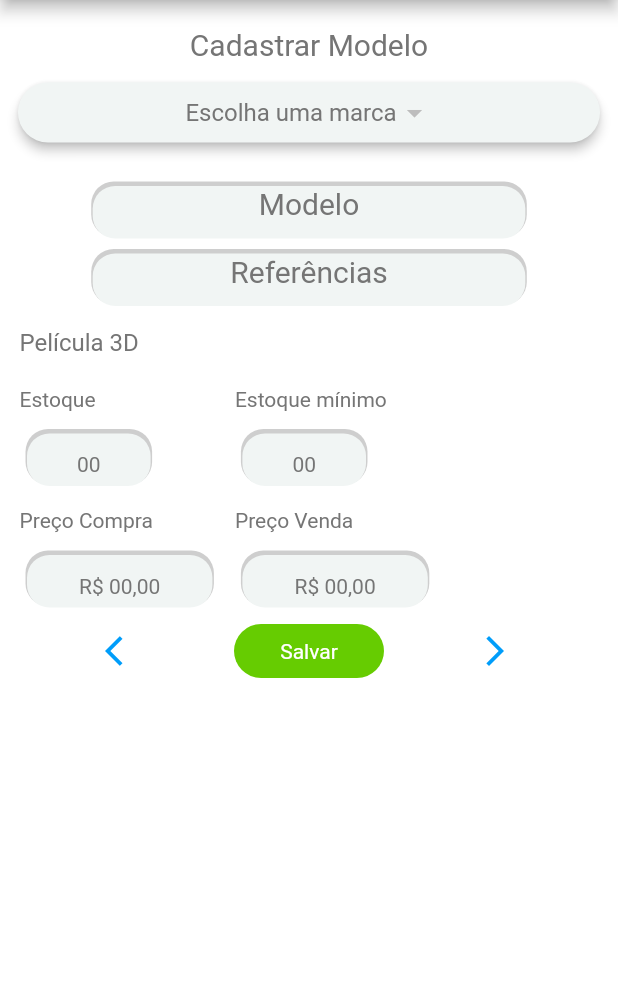
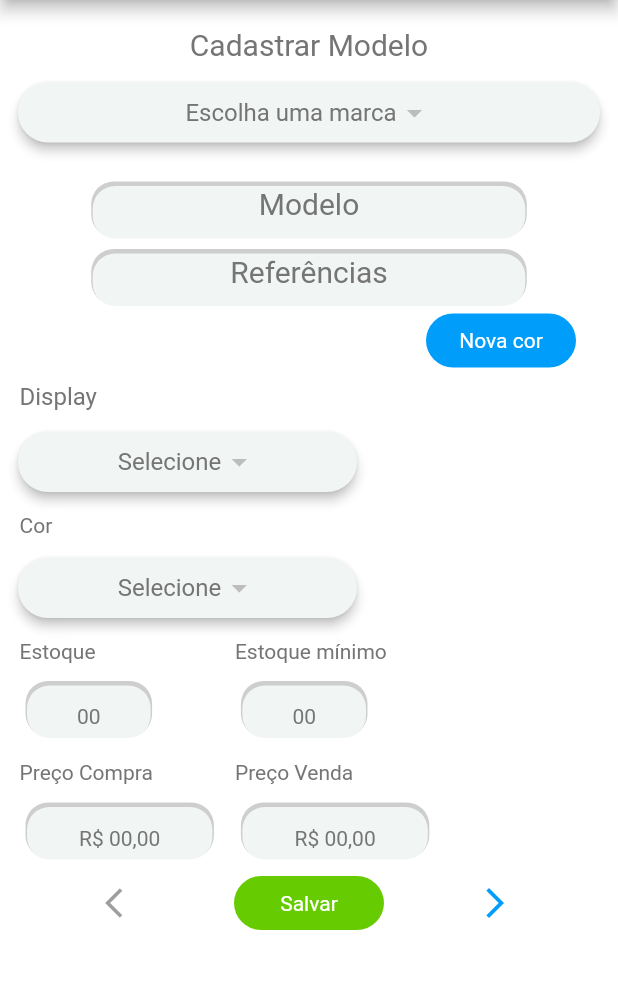
Before and after one commit to resilvajr1610/Celular.com, a Flutter app: the PartsResgister screen opened by its route, after a tap on the "arrow forward ios" icon, on a phone screen of 412 x 824 dp, the part 84-1073 px from its top. Run offline on Flutter 3.47's test engine with Material 2 defaults, Android fonts, the phone set to English and light mode, and no system bars; our stand-ins replace brasil_fields, cloud_firestore, firebase_auth, firebase_core, firebase_storage, image_picker; missing offline and left inert: flutter_full_pdf_viewer, share_extend; accounts and stored records are empty.

Commit message:
A pedido do cliente foi alterada a tela de cadastro de peças, agora está salvando o PCB separado do display, e colocado o botão de foto em todas as telas que precisam de cores adicionais.

```diff
--- a/lib/Screens/Categories/Mobiles/PartsRegister.dart
+++ b/lib/Screens/Categories/Mobiles/PartsRegister.dart
@@ -571,8 +571,24 @@ class _PartsResgisterState extends State<PartsResgister> {
                       TextTitle(text: 'Sim', fonts: 14),
                     ],
                   ),
-                  Row(
+                  ControlRegisterParts(
+                      onPressedBack: _back,
+                      onPressedForward: _forward,
+                      onTapRegister: ()=>_switchPCB?_registerDatabase('PCB','PCB',""):null
+                  ),
+                ],
+              ):Container(),
+              _cont==2?Column(
                 children: [
+                  Container(
+                    padding: EdgeInsets.symmetric(horizontal: 20),
+                    alignment: Alignment.centerRight,
+                    child: ButtonsRegister(
+                      text: "Nova cor",
+                      color: PaletteColor.blueButton,
+                      onTap: ()=>_showDialogRegister(),
+                    ),
+                  ),
                   GroupStock(
                       title: 'Display',
                       subtitle: 'Cor',
@@ -610,26 +626,16 @@ class _PartsResgisterState extends State<PartsResgister> {
                       titlePrice: 'Preço Venda',
                       showCamera: true
                   ),
-                      ButtonsRegister(
-                        text: "Nova cor",
-                        color: PaletteColor.blueButton,
-                        onTap: ()=>_showDialogRegister(),
-                      ),
-                    ],
-                  ),
                   ControlRegisterParts(
                       onPressedBack: null,
                       onPressedForward: _forward,
                       onTapRegister: (){
-                        if(_switchPCB){
-                          _registerDatabase('PCB','PCB',"");
-                        }
                         _registerDatabase('Display-$_selectedLow','Display',_selectedLow);
                       }
                   ),
                 ],
               ):Container(),
-              _cont==2?Column(
+              _cont==3?Column(
                 children: [
                   GroupStock(
                       title: 'Película 3D',
@@ -657,7 +663,7 @@ class _PartsResgisterState extends State<PartsResgister> {
                   ),
                 ],
               ):Container(),
-              _cont==3?Column(
+              _cont==4?Column(
                 children: [
                   GroupStock(
                       title: 'Película 3D Privativa',
@@ -685,7 +691,7 @@ class _PartsResgisterState extends State<PartsResgister> {
                   ),
                 ],
               ):Container(),
-              _cont==4?Column(
+              _cont==5?Column(
                 children: [
                   GroupStock(
                       title: 'Película de Vidro',
@@ -713,7 +719,7 @@ class _PartsResgisterState extends State<PartsResgister> {
                   ),
                 ],
               ):Container(),
-              _cont==5?Column(
+              _cont==6?Column(
                 children: [
                   GroupStock(
                       title: 'Case Original',
@@ -741,7 +747,7 @@ class _PartsResgisterState extends State<PartsResgister> {
                   ),
                 ],
               ):Container(),
-              _cont==6?Column(
+              _cont==7?Column(
                 children: [
                   GroupStock(
                       title: 'Case TPU',
@@ -769,10 +775,19 @@ class _PartsResgisterState extends State<PartsResgister> {
                   ),
                 ],
               ):Container(),
-              _cont==7?Column(
+              _cont==8?Column(
                 children: [
+                  Container(
+                    padding: EdgeInsets.symmetric(horizontal: 20),
+                    alignment: Alignment.centerRight,
+                    child: ButtonsRegister(
+                      text: "Nova cor",
+                      color: PaletteColor.blueButton,
+                      onTap: ()=>_showDialogRegister(),
+                    ),
+                  ),
                   GroupStock(
-                      title: 'Cores de Tampa',
+                      title: 'Tampa',
                       subtitle: 'Cor',
                       fontsTitle: 16,
                       width: width*0.5,
@@ -792,7 +807,7 @@ class _PartsResgisterState extends State<PartsResgister> {
                       controllerPriceSale: _controllerPriceSale,
                       controllerStock: _controllerStock,
                       controllerStockMin: _controllerStockMin,
-                      onTapCamera: ()=>_savePhoto('Cores de Tampa-$_selectedLow'),
+                      onTapCamera: ()=>_savePhoto('Tampa_$_selectedLow'),
                       showStockmin: true,
                       showPrice: true,
                       titlePrice: 'Preço Venda',
@@ -801,14 +816,23 @@ class _PartsResgisterState extends State<PartsResgister> {
                   ControlRegisterParts(
                       onPressedBack: _back,
                       onPressedForward: _forward,
-                      onTapRegister: ()=>_registerDatabase('Cores de Tampa-$_selectedLow',"Cores de Tampa",_selectedLow)
+                      onTapRegister: ()=>_registerDatabase('Tampa_$_selectedLow',"Tampa",_selectedLow)
                   ),
                 ],
               ):Container(),
-              _cont==8?Column(
+              _cont==9?Column(
                 children: [
+                  Container(
+                    padding: EdgeInsets.symmetric(horizontal: 20),
+                    alignment: Alignment.centerRight,
+                    child: ButtonsRegister(
+                      text: "Nova cor",
+                      color: PaletteColor.blueButton,
+                      onTap: ()=>_showDialogRegister(),
+                    ),
+                  ),
                   GroupStock(
-                      title: 'Cores de Chassi',
+                      title: 'Chassi',
                       subtitle: 'Cor',
                       fontsTitle: 16,
                       width: width*0.5,
@@ -828,7 +852,7 @@ class _PartsResgisterState extends State<PartsResgister> {
                       controllerPriceSale: _controllerPriceSale,
                       controllerStock: _controllerStock,
                       controllerStockMin: _controllerStockMin,
-                      onTapCamera: ()=>_savePhoto('Cores de Chassi-$_selectedLow'),
+                      onTapCamera: ()=>_savePhoto('Chassi_$_selectedLow'),
                       showStockmin: true,
                       showPrice: true,
                       titlePrice: 'Preço Venda',
@@ -837,11 +861,11 @@ class _PartsResgisterState extends State<PartsResgister> {
                   ControlRegisterParts(
                       onPressedBack: _back,
                       onPressedForward: _forward,
-                      onTapRegister: ()=>_registerDatabase('Cores de Chassi-$_selectedLow',"Cores de Chassi",_selectedLow)
+                      onTapRegister: ()=>_registerDatabase('Chassi_$_selectedLow',"Chassi",_selectedLow)
                   ),
                 ],
               ):Container(),
-              _cont==9?Column(
+              _cont==10?Column(
                 children: [
                   GroupStock(
                       title: 'Conector de Carga',
@@ -869,7 +893,7 @@ class _PartsResgisterState extends State<PartsResgister> {
                   ),
                 ],
               ):Container(),
-              _cont==10?Column(
+              _cont==11?Column(
                 children: [
                   GroupStock(
                       title: 'Dock de Carga',
@@ -897,7 +921,7 @@ class _PartsResgisterState extends State<PartsResgister> {
                   ),
                 ],
               ):Container(),
-              _cont==11?Column(
+              _cont==12?Column(
                 children: [
                   GroupStock(
                       title: 'Bateria',
@@ -929,7 +953,7 @@ class _PartsResgisterState extends State<PartsResgister> {
                   ),
                 ],
               ):Container(),
-              _cont==12?Column(
+              _cont==13?Column(
                 children: [
                   GroupStock(
                       title: 'Flex Power',
@@ -957,7 +981,7 @@ class _PartsResgisterState extends State<PartsResgister> {
                   ),
                 ],
               ):Container(),
-              _cont==13?Column(
+              _cont==14?Column(
                 children: [
                   GroupStock(
                       title: 'Digital',
@@ -985,7 +1009,7 @@ class _PartsResgisterState extends State<PartsResgister> {
                   ),
                 ],
               ):Container(),
-              _cont==14?Column(
+              _cont==15?Column(
                 children: [
                   GroupStock(
                       title: 'Lente da Câmera',
@@ -1013,8 +1037,17 @@ class _PartsResgisterState extends State<PartsResgister> {
                   ),
                 ],
               ):Container(),
-              _cont==15?Column(
+              _cont==16?Column(
                 children: [
+                  Container(
+                    padding: EdgeInsets.symmetric(horizontal: 20),
+                    alignment: Alignment.centerRight,
+                    child: ButtonsRegister(
+                      text: "Nova cor",
+                      color: PaletteColor.blueButton,
+                      onTap: ()=>_showDialogRegister(),
+                    ),
+                  ),
                   GroupStock(
                       title: 'Gaveta do chip',
                       subtitle: 'Cor',
@@ -1049,7 +1082,7 @@ class _PartsResgisterState extends State<PartsResgister> {
                   ),
                 ],
               ):Container(),
-              _cont==16?Column(
+              _cont==17?Column(
                 children: [
                   GroupStock(
                       title: 'Câmera Frontal',
@@ -1077,7 +1110,7 @@ class _PartsResgisterState extends State<PartsResgister> {
                   ),
                 ],
               ):Container(),
-              _cont==17?Column(
+              _cont==18?Column(
                 children: [
                   GroupStock(
                       title: 'Câmera Traseira',
@@ -1105,7 +1138,7 @@ class _PartsResgisterState extends State<PartsResgister> {
                   ),
                 ],
               ):Container(),
-              _cont==18?Column(
+              _cont==19?Column(
                 children: [
                   GroupStock(
                       title: 'Falante Auricular',
@@ -1133,7 +1166,7 @@ class _PartsResgisterState extends State<PartsResgister> {
                   ),
                 ],
               ):Container(),
-              _cont==19?Column(
+              _cont==20?Column(
                 children: [
                   GroupStock(
                       title: 'Campainha',
@@ -1161,7 +1194,7 @@ class _PartsResgisterState extends State<PartsResgister> {
                   ),
                 ],
               ):Container(),
-              _cont==20?Column(
+              _cont==21?Column(
                 children: [
                   GroupStock(
                       title: 'Flex Sub Placa',
```
Also changed, not shown: lib/Screens/Categories/Mobiles/mobilesScreen.dart (+10 -10 lines). Lines whose indentation alone changed are shown as unchanged.
